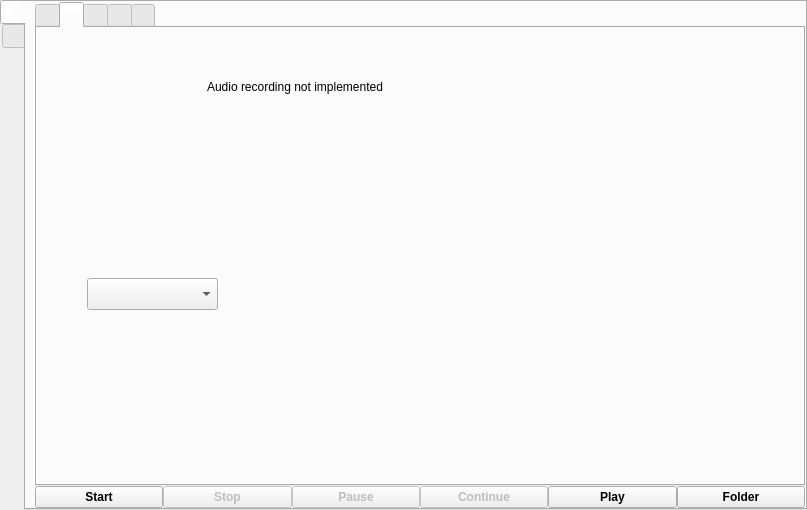
Old version of the form src/wayland/formMainWindow_wl.ui in the repository vkohaupt/vokoscreenNG.
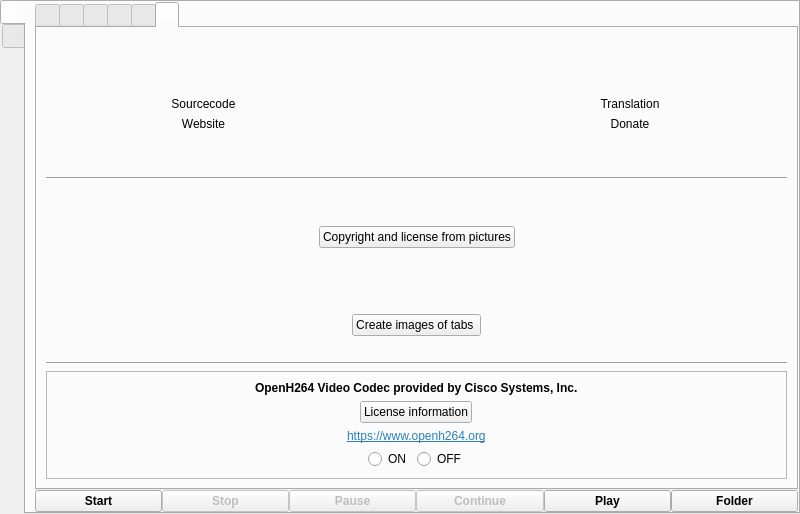
New version of the form. Icons and pictures are not drawn.

What changed in the file:
```diff
--- a/src/wayland/formMainWindow_wl.ui
+++ b/src/wayland/formMainWindow_wl.ui
@@ -6,8 +6,8 @@
    <rect>
     <x>0</x>
     <y>0</y>
-    <width>807</width>
-    <height>510</height>
+    <width>800</width>
+    <height>514</height>
    </rect>
   </property>
   <property name="windowTitle">
@@ -68,7 +68,7 @@
         <item>
          <widget class="QTabWidget" name="tabWidgetScreencast">
           <property name="currentIndex">
-           <number>1</number>
+           <number>5</number>
           </property>
           <property name="iconSize">
            <size>
@@ -814,6 +814,383 @@
             </item>
            </layout>
           </widget>
+          <widget class="QWidget" name="tab">
+           <attribute name="icon">
+            <iconset resource="../screencast.qrc">
+             <normaloff>:/pictures/screencast/help-about.png</normaloff>:/pictures/screencast/help-about.png</iconset>
+           </attribute>
+           <attribute name="title">
+            <string notr="true"/>
+           </attribute>
+           <layout class="QVBoxLayout" name="verticalLayout_42">
+            <item>
+             <spacer name="verticalSpacer_30">
+              <property name="orientation">
+               <enum>Qt::Vertical</enum>
+              </property>
+              <property name="sizeHint" stdset="0">
+               <size>
+                <width>20</width>
+                <height>3</height>
+               </size>
+              </property>
+             </spacer>
+            </item>
+            <item>
+             <spacer name="verticalSpacer_31">
+              <property name="orientation">
+               <enum>Qt::Vertical</enum>
+              </property>
+              <property name="sizeHint" stdset="0">
+               <size>
+                <width>20</width>
+                <height>40</height>
+               </size>
+              </property>
+             </spacer>
+            </item>
+            <item>
+             <layout class="QGridLayout" name="gridLayout_16">
+              <item row="1" column="1">
+               <widget class="QLabel" name="labelAutorPicture">
+                <property name="maximumSize">
+                 <size>
+                  <width>100</width>
+                  <height>100</height>
+                 </size>
+                </property>
+                <property name="text">
+                 <string notr="true"/>
+                </property>
+                <property name="pixmap">
+                 <pixmap resource="../screencast.qrc">:/pictures/screencast/author.png</pixmap>
+                </property>
+                <property name="scaledContents">
+                 <bool>true</bool>
+                </property>
+                <property name="alignment">
+                 <set>Qt::AlignCenter</set>
+                </property>
+               </widget>
+              </item>
+              <item row="1" column="0">
+               <layout class="QVBoxLayout" name="verticalLayout_37">
+                <item>
+                 <widget class="QLabel" name="labelSourcecodeUrl">
+                  <property name="text">
+                   <string notr="true">Sourcecode</string>
+                  </property>
+                  <property name="alignment">
+                   <set>Qt::AlignCenter</set>
+                  </property>
+                  <property name="openExternalLinks">
+                   <bool>true</bool>
+                  </property>
+                 </widget>
+                </item>
+                <item>
+                 <widget class="QLabel" name="labelWebSiteUrl">
+                  <property name="text">
+                   <string notr="true">Website</string>
+                  </property>
+                  <property name="alignment">
+                   <set>Qt::AlignCenter</set>
+                  </property>
+                  <property name="openExternalLinks">
+                   <bool>true</bool>
+                  </property>
+                 </widget>
+                </item>
+               </layout>
+              </item>
+              <item row="1" column="2">
+               <layout class="QVBoxLayout" name="verticalLayout_38">
+                <item>
+                 <widget class="QLabel" name="labelLanguageUrl">
+                  <property name="text">
+                   <string notr="true">Translation</string>
+                  </property>
+                  <property name="alignment">
+                   <set>Qt::AlignCenter</set>
+                  </property>
+                  <property name="openExternalLinks">
+                   <bool>true</bool>
+                  </property>
+                 </widget>
+                </item>
+                <item>
+                 <widget class="QLabel" name="labelDonateUrl">
+                  <property name="text">
+                   <string notr="true">Donate</string>
+                  </property>
+                  <property name="alignment">
+                   <set>Qt::AlignCenter</set>
+                  </property>
+                  <property name="openExternalLinks">
+                   <bool>true</bool>
+                  </property>
+                 </widget>
+                </item>
+               </layout>
+              </item>
+             </layout>
+            </item>
+            <item>
+             <spacer name="verticalSpacer_28">
+              <property name="orientation">
+               <enum>Qt::Vertical</enum>
+              </property>
+              <property name="sizeHint" stdset="0">
+               <size>
+                <width>20</width>
+                <height>40</height>
+               </size>
+              </property>
+             </spacer>
+            </item>
+            <item>
+             <widget class="Line" name="line_14">
+              <property name="orientation">
+               <enum>Qt::Horizontal</enum>
+              </property>
+             </widget>
+            </item>
+            <item>
+             <spacer name="verticalSpacer_26">
+              <property name="orientation">
+               <enum>Qt::Vertical</enum>
+              </property>
+              <property name="sizeHint" stdset="0">
+               <size>
+                <width>20</width>
+                <height>40</height>
+               </size>
+              </property>
+             </spacer>
+            </item>
+            <item>
+             <layout class="QHBoxLayout" name="horizontalLayout_40">
+              <item>
+               <spacer name="horizontalSpacer_13">
+                <property name="orientation">
+                 <enum>Qt::Horizontal</enum>
+                </property>
+                <property name="sizeHint" stdset="0">
+                 <size>
+                  <width>40</width>
+                  <height>20</height>
+                 </size>
+                </property>
+               </spacer>
+              </item>
+              <item>
+               <widget class="QPushButton" name="pushButtonLicense">
+                <property name="text">
+                 <string>Copyright and license from pictures</string>
+                </property>
+               </widget>
+              </item>
+              <item>
+               <spacer name="horizontalSpacer_15">
+                <property name="orientation">
+                 <enum>Qt::Horizontal</enum>
+                </property>
+                <property name="sizeHint" stdset="0">
+                 <size>
+                  <width>40</width>
+                  <height>20</height>
+                 </size>
+                </property>
+               </spacer>
+              </item>
+             </layout>
+            </item>
+            <item>
+             <spacer name="verticalSpacer_4">
+              <property name="orientation">
+               <enum>Qt::Vertical</enum>
+              </property>
+              <property name="sizeHint" stdset="0">
+               <size>
+                <width>20</width>
+                <height>40</height>
+               </size>
+              </property>
+             </spacer>
+            </item>
+            <item>
+             <spacer name="verticalSpacer_29">
+              <property name="orientation">
+               <enum>Qt::Vertical</enum>
+              </property>
+              <property name="sizeHint" stdset="0">
+               <size>
+                <width>20</width>
+                <height>4</height>
+               </size>
+              </property>
+             </spacer>
+            </item>
+            <item>
+             <layout class="QHBoxLayout" name="horizontalLayout_63">
+              <item>
+               <spacer name="horizontalSpacer_56">
+                <property name="orientation">
+                 <enum>Qt::Horizontal</enum>
+                </property>
+                <property name="sizeHint" stdset="0">
+                 <size>
+                  <width>40</width>
+                  <height>20</height>
+                 </size>
+                </property>
+               </spacer>
+              </item>
+              <item>
+               <widget class="QPushButton" name="pushButtonImages">
+                <property name="text">
+                 <string>Create images of tabs </string>
+                </property>
+               </widget>
+              </item>
+              <item>
+               <spacer name="horizontalSpacer_33">
+                <property name="orientation">
+                 <enum>Qt::Horizontal</enum>
+                </property>
+                <property name="sizeHint" stdset="0">
+                 <size>
+                  <width>40</width>
+                  <height>20</height>
+                 </size>
+                </property>
+               </spacer>
+              </item>
+             </layout>
+            </item>
+            <item>
+             <widget class="QLabel" name="label_save_image_path">
+              <property name="text">
+               <string notr="true"/>
+              </property>
+             </widget>
+            </item>
+            <item>
+             <widget class="Line" name="line_cisco">
+              <property name="orientation">
+               <enum>Qt::Horizontal</enum>
+              </property>
+             </widget>
+            </item>
+            <item>
+             <widget class="QFrame" name="frame_cisco">
+              <property name="frameShape">
+               <enum>QFrame::StyledPanel</enum>
+              </property>
+              <property name="frameShadow">
+               <enum>QFrame::Raised</enum>
+              </property>
+              <layout class="QVBoxLayout" name="verticalLayout_39">
+               <property name="topMargin">
+                <number>0</number>
+               </property>
+               <property name="bottomMargin">
+                <number>0</number>
+               </property>
+               <item>
+                <layout class="QGridLayout" name="gridLayout_17">
+                 <item row="1" column="0" colspan="2">
+                  <widget class="QFrame" name="frame_2">
+                   <property name="frameShape">
+                    <enum>QFrame::NoFrame</enum>
+                   </property>
+                   <property name="frameShadow">
+                    <enum>QFrame::Sunken</enum>
+                   </property>
+                   <layout class="QVBoxLayout" name="verticalLayout_41">
+                    <item alignment="Qt::AlignHCenter">
+                     <widget class="QLabel" name="label_cisco_hint">
+                      <property name="font">
+                       <font>
+                        <bold>true</bold>
+                       </font>
+                      </property>
+                      <property name="text">
+                       <string notr="true">OpenH264 Video Codec provided by Cisco Systems, Inc.</string>
+                      </property>
+                     </widget>
+                    </item>
+                    <item alignment="Qt::AlignHCenter">
+                     <widget class="QPushButton" name="pushButtonCiscoLicense">
+                      <property name="text">
+                       <string>License information</string>
+                      </property>
+                     </widget>
+                    </item>
+                    <item alignment="Qt::AlignHCenter">
+                     <widget class="QLabel" name="label_openh264_homepage">
+                      <property name="text">
+                       <string notr="true">&lt;html&gt;&lt;head/&gt;&lt;body&gt;&lt;p&gt;&lt;a href=&quot;https://www.openh264.org&quot;&gt;&lt;span style=&quot; text-decoration: underline; color:#2980b9;&quot;&gt;https://www.openh264.org&lt;/span&gt;&lt;/a&gt;&lt;/p&gt;&lt;/body&gt;&lt;/html&gt;</string>
+                      </property>
+                      <property name="openExternalLinks">
+                       <bool>true</bool>
+                      </property>
+                     </widget>
+                    </item>
+                    <item>
+                     <layout class="QHBoxLayout" name="horizontalLayout_39">
+                      <item>
+                       <spacer name="horizontalSpacer_22">
+                        <property name="orientation">
+                         <enum>Qt::Horizontal</enum>
+                        </property>
+                        <property name="sizeHint" stdset="0">
+                         <size>
+                          <width>40</width>
+                          <height>20</height>
+                         </size>
+                        </property>
+                       </spacer>
+                      </item>
+                      <item>
+                       <widget class="QRadioButton" name="radioButton_cisco_on">
+                        <property name="text">
+                         <string>ON</string>
+                        </property>
+                       </widget>
+                      </item>
+                      <item>
+                       <widget class="QRadioButton" name="radioButton_cisco_off">
+                        <property name="text">
+                         <string>OFF</string>
+                        </property>
+                       </widget>
+                      </item>
+                      <item>
+                       <spacer name="horizontalSpacer_24">
+                        <property name="orientation">
+                         <enum>Qt::Horizontal</enum>
+                        </property>
+                        <property name="sizeHint" stdset="0">
+                         <size>
+                          <width>40</width>
+                          <height>20</height>
+                         </size>
+                        </property>
+                       </spacer>
+                      </item>
+                     </layout>
+                    </item>
+                   </layout>
+                  </widget>
+                 </item>
+                </layout>
+               </item>
+              </layout>
+             </widget>
+            </item>
+           </layout>
+          </widget>
          </widget>
         </item>
         <item>
```
Left out of the diff: 6 changed lines with no effect on the pictures.
